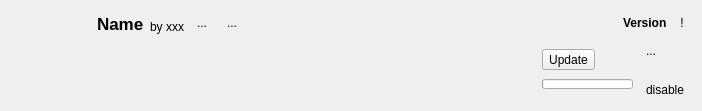
First picture: the form in src/ui/local/localmoditemwidget.ui, repository kaniol-lck/modmanager, before the edit.
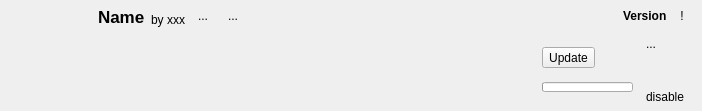
Second picture: the form after the edit. Icons and pictures are not drawn.

The edit to the form file:
```diff
--- a/src/ui/local/localmoditemwidget.ui
+++ b/src/ui/local/localmoditemwidget.ui
@@ -17,6 +17,15 @@
    <string>Form</string>
   </property>
   <layout class="QGridLayout" name="gridLayout">
+   <property name="leftMargin">
+    <number>12</number>
+   </property>
+   <property name="topMargin">
+    <number>4</number>
+   </property>
+   <property name="bottomMargin">
+    <number>4</number>
+   </property>
    <item row="1" column="1">
     <widget class="QLabel" name="modDescription">
      <property name="sizePolicy">
```
